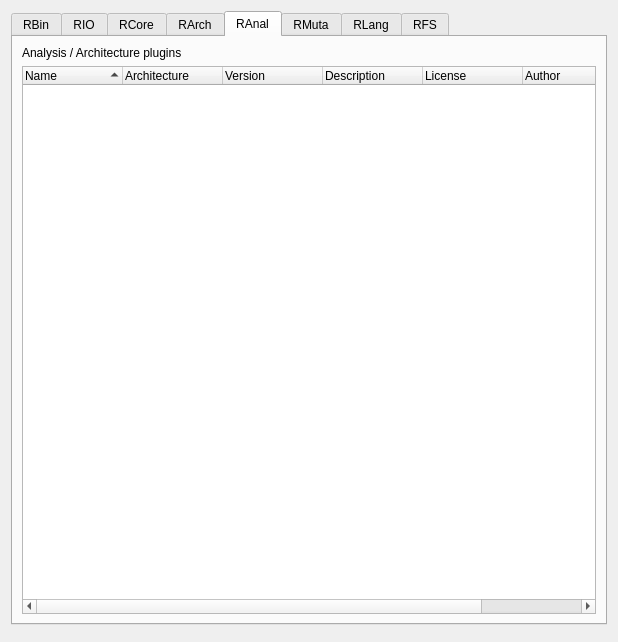
Above: src/dialogs/R2PluginsDialog.ui from radareorg/iaito before the change. Below: the same form after it.
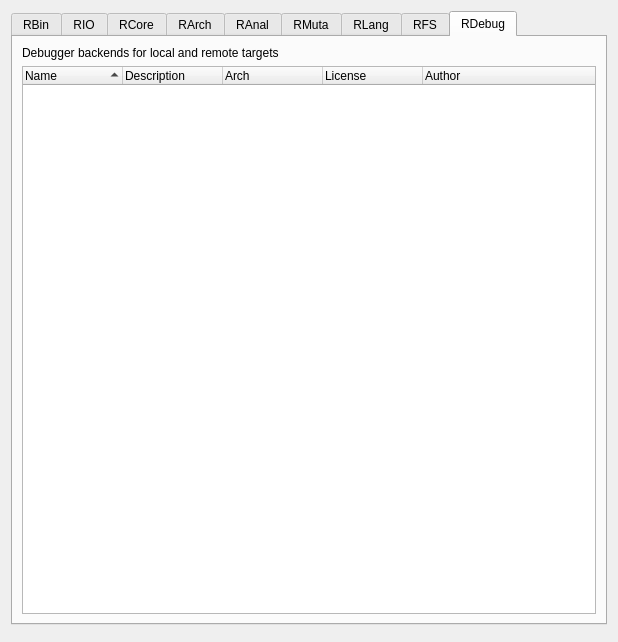
That is the form after the change. The open tabs and pages were chosen to show the change.

Commit message: Improve preferences window layout

```diff
--- a/src/dialogs/R2PluginsDialog.ui
+++ b/src/dialogs/R2PluginsDialog.ui
@@ -196,7 +196,7 @@
        <item>
         <widget class="QLabel" name="RAnalLabel">
          <property name="text">
-          <string>Analysis / Architecture plugins</string>
+          <string>Analyze code, control flow and data references</string>
          </property>
         </widget>
        </item>
@@ -377,6 +377,52 @@
        </item>
       </layout>
      </widget>
+     <widget class="QWidget" name="RDebugTab">
+      <attribute name="title">
+       <string>RDebug</string>
+      </attribute>
+      <layout class="QVBoxLayout" name="verticalLayout_10">
+       <item>
+        <widget class="QLabel" name="RDebugLabel">
+         <property name="text">
+          <string>Debugger backends for local and remote targets</string>
+         </property>
+        </widget>
+       </item>
+       <item>
+        <widget class="QTreeWidget" name="RDebugTreeWidget">
+         <property name="sortingEnabled">
+          <bool>true</bool>
+         </property>
+         <column>
+          <property name="text">
+           <string>Name</string>
+          </property>
+         </column>
+         <column>
+          <property name="text">
+           <string>Description</string>
+          </property>
+         </column>
+         <column>
+          <property name="text">
+           <string>Arch</string>
+          </property>
+         </column>
+         <column>
+          <property name="text">
+           <string>License</string>
+          </property>
+         </column>
+         <column>
+          <property name="text">
+           <string>Author</string>
+          </property>
+         </column>
+        </widget>
+       </item>
+      </layout>
+     </widget>
     </widget>
    </item>
    <item>
```
Left out of the diff: 14 changed lines with no effect on the pictures. The commit also changes 13 other files.
